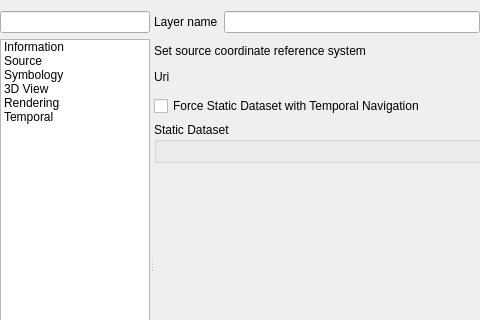
Above: src/ui/mesh/qgsmeshlayerpropertiesbase.ui from carsmie/QGIS before the change; both pictures show x 0 to 480 and y 0 to 320 of the 815 by 557 pixel window. Below: the same form after it.
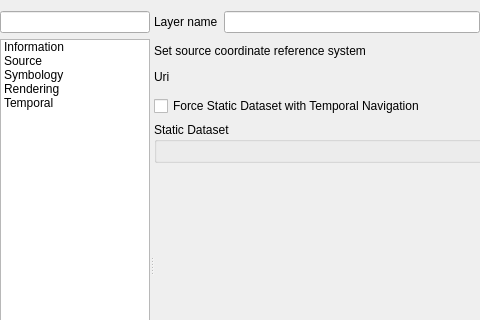
That is the form after the change. The open tabs and pages were chosen to show the change. Icons and pictures are not drawn. Custom widgets are drawn as their Qt base class.

Patch:
```diff
--- a/src/ui/mesh/qgsmeshlayerpropertiesbase.ui
+++ b/src/ui/mesh/qgsmeshlayerpropertiesbase.ui
@@ -128,15 +128,6 @@
             <normaloff>:/images/themes/default/propertyicons/symbology.svg</normaloff>:/images/themes/default/propertyicons/symbology.svg</iconset>
           </property>
          </item>
-         <item>
-          <property name="text">
-           <string>3D View</string>
-          </property>
-          <property name="icon">
-           <iconset resource="../../../images/images.qrc">
-            <normaloff>:/images/themes/default/3d.svg</normaloff>:/images/themes/default/3d.svg</iconset>
-          </property>
-         </item>
          <item>
           <property name="text">
            <string>Rendering</string>
```
Left out of the diff: 7 changed lines with no effect on the pictures.
